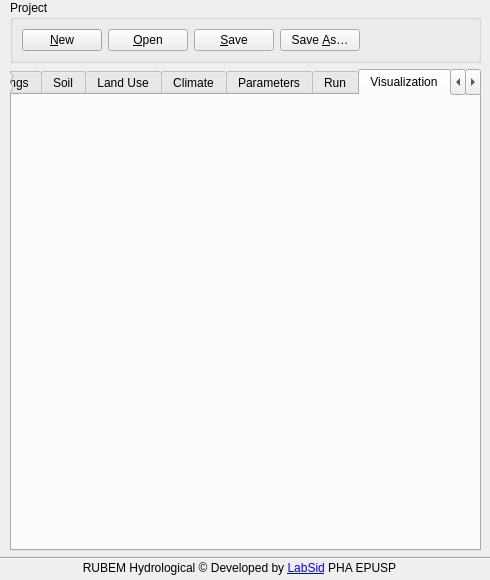
This is rubem_hydrological_dialog_base.ui in LabSid-USP/RUBEMHydrological as Qt 5 draws it before an edit. The edited form follows.
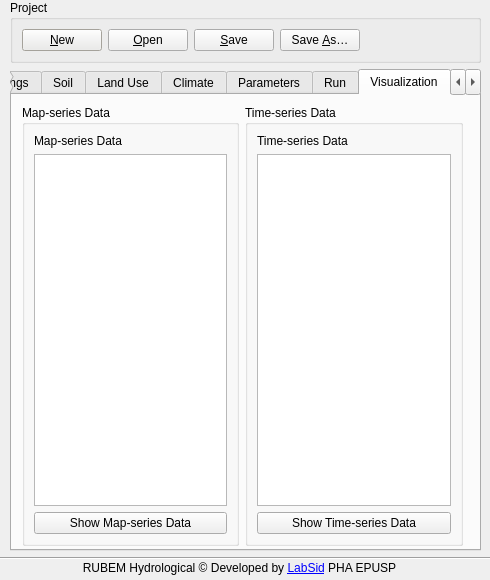
This is the edited form. Icons and pictures are not drawn.

Commit message: Add elements to Visualization tab

Patch:
```diff
--- a/rubem_hydrological_dialog_base.ui
+++ b/rubem_hydrological_dialog_base.ui
@@ -3479,6 +3479,74 @@
        <attribute name="title">
         <string>Visualization</string>
        </attribute>
+       <widget class="QWidget" name="layoutWidget">
+        <property name="geometry">
+         <rect>
+          <x>10</x>
+          <y>10</y>
+          <width>441</width>
+          <height>441</height>
+         </rect>
+        </property>
+        <layout class="QHBoxLayout" name="horizontalLayout_42">
+         <item>
+          <widget class="QGroupBox" name="groupBox_MapSeriesData">
+           <property name="title">
+            <string>Map-series Data</string>
+           </property>
+           <layout class="QVBoxLayout" name="verticalLayout_28">
+            <item>
+             <widget class="QLabel" name="label_MapSeriesData">
+              <property name="text">
+               <string>Map-series Data</string>
+              </property>
+             </widget>
+            </item>
+            <item>
+             <widget class="QListWidget" name="listWidget_MapSeriesData"/>
+            </item>
+            <item>
+             <widget class="QPushButton" name="pushButton_MapSeriesData">
+              <property name="text">
+               <string>Show Map-series Data</string>
+              </property>
+             </widget>
+            </item>
+           </layout>
+          </widget>
+         </item>
+         <item>
+          <widget class="QGroupBox" name="groupBox_TimeSeriesData">
+           <property name="title">
+            <string>Time-series Data</string>
+           </property>
+           <layout class="QVBoxLayout" name="verticalLayout_27">
+            <item>
+             <layout class="QVBoxLayout" name="verticalLayout_26">
+              <item>
+               <widget class="QLabel" name="label_TimeSeriesData">
+                <property name="text">
+                 <string>Time-series Data</string>
+                </property>
+               </widget>
+              </item>
+              <item>
+               <widget class="QListWidget" name="listWidget_TimeSeriesData"/>
+              </item>
+              <item>
+               <widget class="QPushButton" name="pushButton_TimeSeriesData">
+                <property name="text">
+                 <string>Show Time-series Data</string>
+                </property>
+               </widget>
+              </item>
+             </layout>
+            </item>
+           </layout>
+          </widget>
+         </item>
+        </layout>
+       </widget>
       </widget>
       <widget class="QWidget" name="tab_Info">
        <attribute name="title">
```
Left out of the diff: 2 changed lines with no effect on the pictures.
